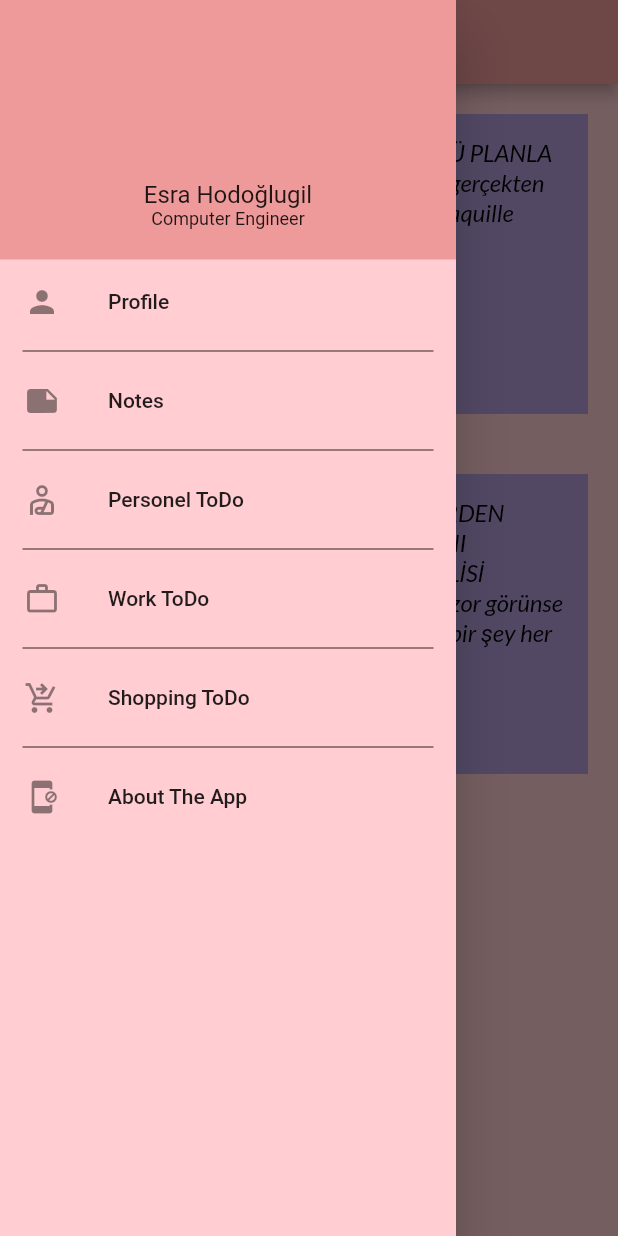
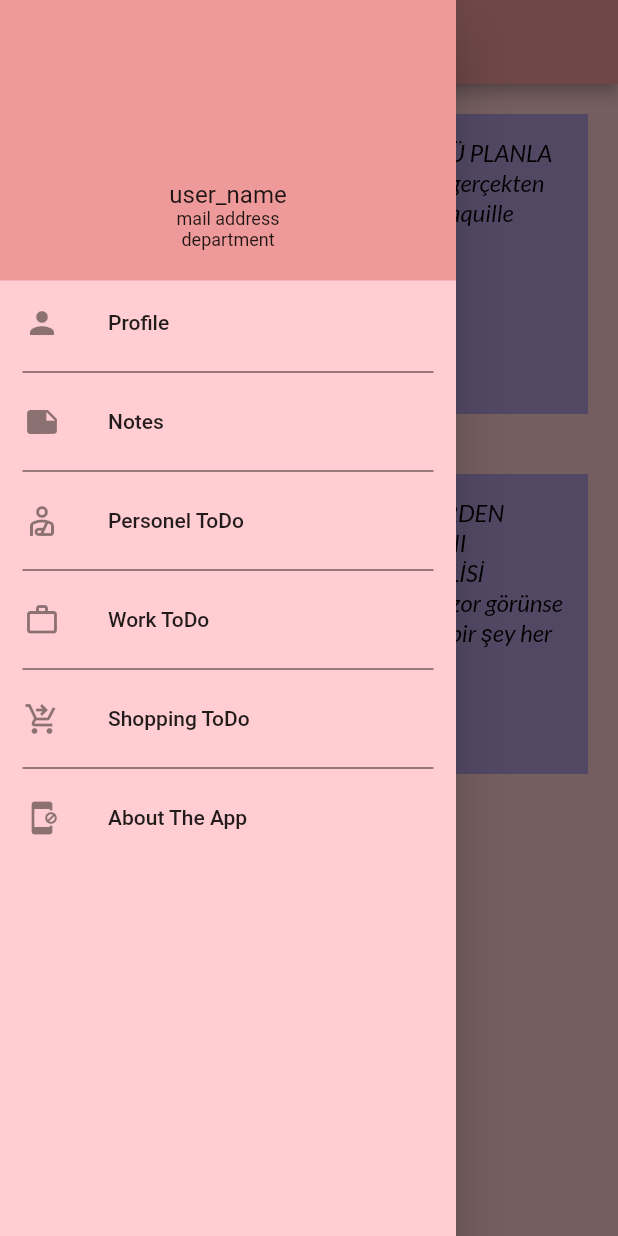
Before and after one commit to esrahdg/3301456_213301027, a Flutter app: the screen it shows after launch, with the side drawer open, on a phone screen of 412 x 824 dp. Run offline on Flutter 3.47's test engine with Material 2 defaults, Android fonts, the phone set to English and light mode, and no system bars; our stand-ins replace google_fonts.

Commit message:
Update drawer_page.dart

```diff
--- a/lib/screens/drawer_page.dart
+++ b/lib/screens/drawer_page.dart
@@ -31,11 +31,15 @@ class DrawerPage extends StatelessWidget {
                   height: 100,
                 ),
                 Text(
-                  'Esra Hodoğlugil',
+                  'user_name',
                   style: TextStyle(fontSize: 16),
                 ),
                 Text(
-                  'Computer Engineer',
+                  'mail address',
+                  style: TextStyle(fontSize: 12),
+                ),
+                Text(
+                  'department',
                   style: TextStyle(fontSize: 12),
                 )
               ],
```
